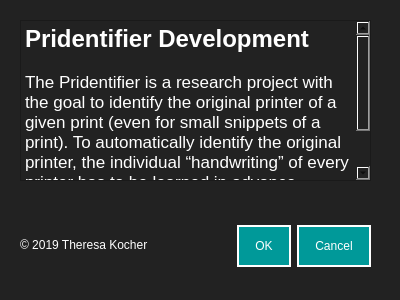
Before: the Qt Designer form design/dialog_openQuestions.ui in resa89/pridentifier, drawn with Qt 5.
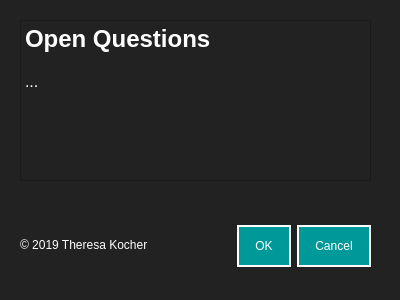
After: the same form once the commit is applied.

Commit message: devel: Adapt dialog ui and py files and integrate all into pridentifier menu bar

The edit to the form file:
```diff
--- a/design/dialog_openQuestions.ui
+++ b/design/dialog_openQuestions.ui
@@ -82,9 +82,9 @@
 &lt;html&gt;&lt;head&gt;&lt;meta name=&quot;qrichtext&quot; content=&quot;1&quot; /&gt;&lt;style type=&quot;text/css&quot;&gt;
 p, li { white-space: pre-wrap; }
 &lt;/style&gt;&lt;/head&gt;&lt;body style=&quot; font-family:'Helvetica'; font-size:12pt; font-weight:400; font-style:normal;&quot;&gt;
-&lt;p style=&quot; margin-top:0px; margin-bottom:0px; margin-left:0px; margin-right:0px; -qt-block-indent:0; text-indent:0px;&quot;&gt;&lt;span style=&quot; font-size:18pt; font-weight:600;&quot;&gt;Pridentifier Development&lt;/span&gt;&lt;/p&gt;
+&lt;p style=&quot; margin-top:0px; margin-bottom:0px; margin-left:0px; margin-right:0px; -qt-block-indent:0; text-indent:0px;&quot;&gt;&lt;span style=&quot; font-size:18pt; font-weight:600;&quot;&gt;Open Questions&lt;/span&gt;&lt;/p&gt;
 &lt;p style=&quot;-qt-paragraph-type:empty; margin-top:0px; margin-bottom:0px; margin-left:0px; margin-right:0px; -qt-block-indent:0; text-indent:0px;&quot;&gt;&lt;br /&gt;&lt;/p&gt;
-&lt;p style=&quot; margin-top:0px; margin-bottom:0px; margin-left:0px; margin-right:0px; -qt-block-indent:0; text-indent:0px;&quot;&gt;&lt;span style=&quot; font-family:'.SF NS Text'; font-size:13pt;&quot;&gt;The Pridentifier is a research project with the goal to identify the original printer of a given print (even for small snippets of a print). To automatically identify the original printer, the individual “handwriting” of every printer has to be learned in advance. Therefor Fourier analysis featuers are used.&lt;/span&gt;&lt;/p&gt;&lt;/body&gt;&lt;/html&gt;</string>
+&lt;p style=&quot; margin-top:0px; margin-bottom:0px; margin-left:0px; margin-right:0px; -qt-block-indent:0; text-indent:0px;&quot;&gt;...&lt;/p&gt;&lt;/body&gt;&lt;/html&gt;</string>
    </property>
   </widget>
  </widget>
```
The commit also changes 32 other files.
